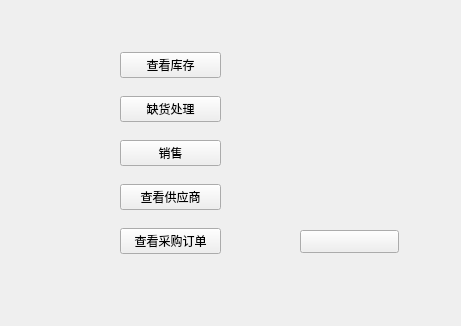
This is FruitManager/login.ui in database-class-assistants/c-sFruitManager as Qt 5 draws it before an edit. The edited form follows.
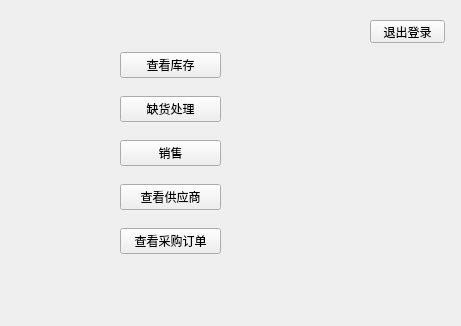
This is the edited form.

Commit message: 完善登录权限管理

What changed in the file:
```diff
--- a/FruitManager/login.ui
+++ b/FruitManager/login.ui
@@ -16,8 +16,8 @@
   <widget class="QLabel" name="le_username">
    <property name="geometry">
     <rect>
-     <x>303</x>
-     <y>12</y>
+     <x>270</x>
+     <y>20</y>
      <width>71</width>
      <height>20</height>
     </rect>
@@ -76,14 +76,14 @@
   <widget class="QPushButton" name="btn_purchase">
    <property name="geometry">
     <rect>
-     <x>300</x>
-     <y>230</y>
-     <width>99</width>
+     <x>370</x>
+     <y>20</y>
+     <width>75</width>
      <height>23</height>
     </rect>
    </property>
    <property name="text">
-    <string/>
+    <string>退出登录</string>
    </property>
   </widget>
  </widget>
```
Left out of the diff: 2 changed lines with no effect on the pictures. The commit also changes 8 other files.
